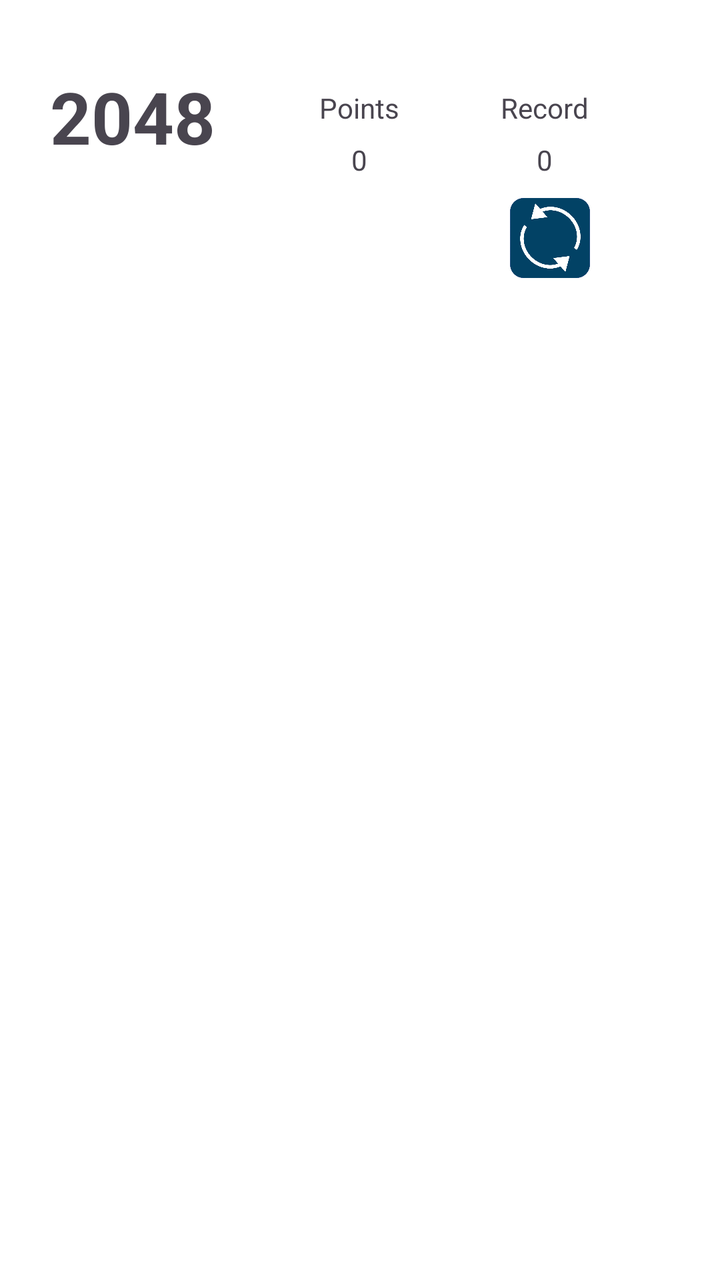
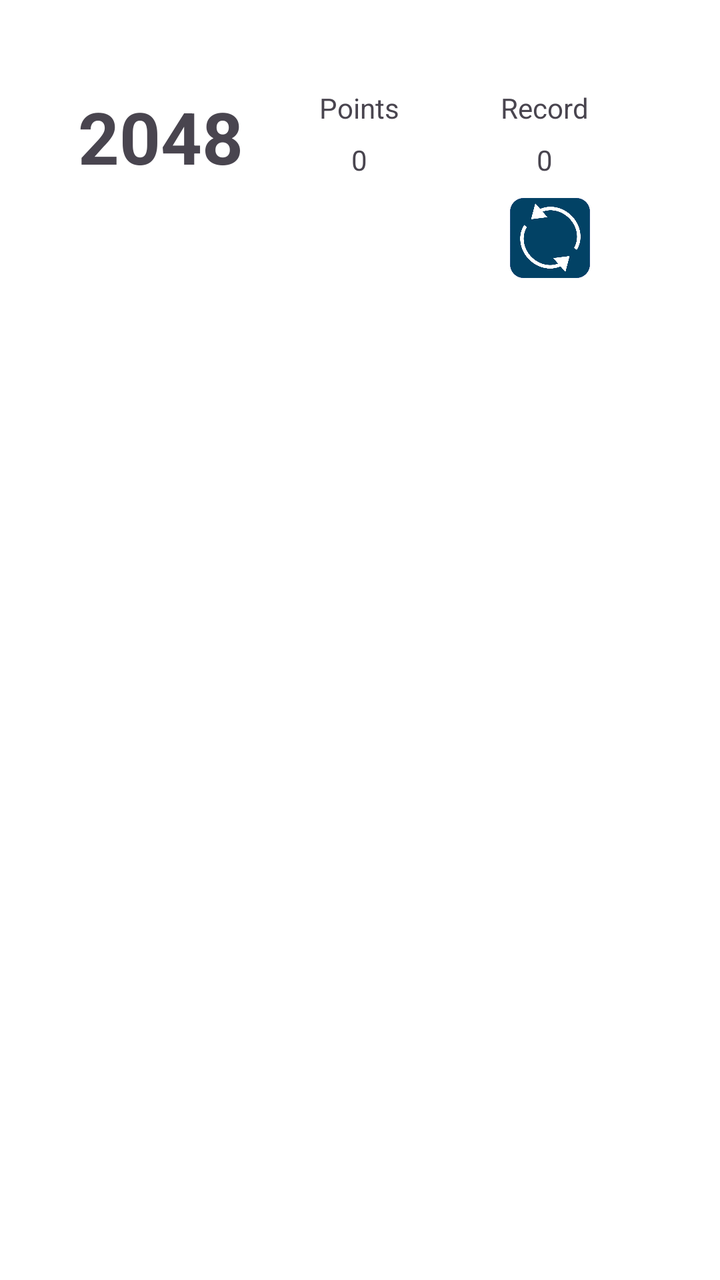

Before-and-after screenshots of an Android layout around one commit, followed by the original layout XML and the change that was made.
<!-- AndroidManifest.xml: application theme AppTheme -->
<!-- res/layout/activity_game.xml -->
<?xml version="1.0" encoding="utf-8"?>
<androidx.drawerlayout.widget.DrawerLayout xmlns:android="http://schemas.android.com/apk/res/android"
    xmlns:app="http://schemas.android.com/apk/res-auto"
    xmlns:tools="http://schemas.android.com/tools"
    android:id="@+id/drawer_layout"
    android:layout_width="match_parent"
    android:layout_height="match_parent"
    android:fitsSystemWindows="true"
    tools:openDrawer="start">

    <androidx.coordinatorlayout.widget.CoordinatorLayout xmlns:android="http://schemas.android.com/apk/res/android"
        xmlns:app="http://schemas.android.com/apk/res-auto"
        xmlns:tools="http://schemas.android.com/tools"
        android:layout_width="match_parent"
        android:layout_height="match_parent"
        android:fitsSystemWindows="true"
        tools:context="org.lyi.puzzles.activities.GameActivity">

        <RelativeLayout
            android:layout_width="match_parent"
            android:layout_height="match_parent"
        >

            <LinearLayout
                android:layout_width="match_parent"
                android:layout_height="match_parent"
                android:orientation="vertical">

                <RelativeLayout
                    android:layout_width="match_parent"
                    android:layout_height="139dp">

                    <ImageButton
                        android:id="@+id/restartButton"
                        android:layout_width="40dp"
                        android:layout_height="40dp"
                        android:layout_alignParentBottom="true"
                        android:layout_alignParentEnd="true"
                        android:layout_alignParentLeft="false"
                        android:layout_alignParentRight="false"
                        android:layout_alignParentStart="false"
                        android:layout_alignParentTop="false"
                        android:layout_marginEnd="65dp"
                        android:adjustViewBounds="true"
                        android:padding="0dp"
                        android:scaleType="fitCenter"
                        app:srcCompat="@drawable/restartbutton" />

                    <ImageButton
                        android:id="@+id/undoButton"
                        android:layout_width="40dp"
                        android:layout_height="40dp"
                        android:layout_alignParentBottom="true"
                        android:layout_centerHorizontal="true"
                        android:adjustViewBounds="true"
                        android:padding="0dp"
                        android:scaleType="fitCenter"
                        android:visibility="invisible"
                        app:srcCompat="@drawable/undobutton" />

                    <RelativeLayout
                        android:layout_width="85dp"
                        android:layout_height="50dp"
                        android:layout_alignParentEnd="true"
                        android:layout_centerVertical="true"
                        android:layout_marginEnd="45dp">

                        <TextView
                            android:layout_width="wrap_content"
                            android:layout_height="wrap_content"
                            android:layout_alignParentTop="true"
                            android:layout_centerHorizontal="true"
                            android:text="@string/Record_Button" />

                        <TextView
                            android:id="@+id/record"
                            android:layout_width="wrap_content"
                            android:layout_height="wrap_content"
                            android:layout_alignParentBottom="true"
                            android:layout_centerHorizontal="true"
                            android:layout_marginBottom="5dp"
                            android:text="0"
                            android:textAlignment="center" />
                    </RelativeLayout>

                    <TextView
                        android:layout_width="wrap_content"
                        android:layout_height="wrap_content"
                        android:layout_alignParentStart="true"
                        android:layout_alignParentTop="true"
                        android:layout_marginStart="25dp"
                        android:layout_marginTop="34dp"
                        android:text="2048"
                        android:textSize="36sp"
                        android:textStyle="bold" />

                    <RelativeLayout
                        android:layout_width="85dp"
                        android:layout_height="50dp"
                        android:layout_centerInParent="true">

                        <TextView
                            android:layout_width="wrap_content"
                            android:layout_height="wrap_content"
                            android:layout_alignParentTop="true"
                            android:layout_centerHorizontal="true"
                            android:text="@string/Points_Button" />

                        <TextView
                            android:id="@+id/points"
                            android:layout_width="wrap_content"
                            android:layout_height="wrap_content"
                            android:layout_alignParentBottom="true"
                            android:layout_centerHorizontal="true"
                            android:layout_marginBottom="5dp"
                            android:text="0"
                            android:textAlignment="center" />
                    </RelativeLayout>

                </RelativeLayout>

                <RelativeLayout
                    android:id="@+id/touch_field"
                    android:layout_width="match_parent"
                    android:layout_height="match_parent">

                    <RelativeLayout
                        android:id="@+id/number_field_background"
                        android:layout_width="match_parent"
                        android:layout_height="match_parent"
                        android:layout_alignParentTop="true"
                        android:layout_centerHorizontal="true"
                        android:layout_margin="10dp">

                    </RelativeLayout>

                    <RelativeLayout
                        android:id="@+id/number_field"
                        android:layout_width="match_parent"
                        android:layout_height="match_parent"
                        android:layout_alignParentTop="true"
                        android:layout_centerHorizontal="true"
                        android:layout_margin="10dp">

                    </RelativeLayout>

                </RelativeLayout>


            </LinearLayout>
        </RelativeLayout>

    </androidx.coordinatorlayout.widget.CoordinatorLayout>

</androidx.drawerlayout.widget.DrawerLayout>
<!-- resources referenced by this layout -->
<resources>
  <!-- drawable restartbutton: png bitmap (drawable, 15885 bytes) -->
  <!-- drawable undobutton: png bitmap (drawable, 10553 bytes) -->
  <string name="Points_Button">Points</string>
  <string name="Record_Button">Record</string>
  <style name="AppTheme" parent="Theme.Material3.Light">
          
          <item name="windowActionBar">true</item>
          <item name="actionBarStyle">@style/ThemeOverlay.Material3.Dark.ActionBar</item>
          <item name="colorPrimary">@color/colorPrimary</item>
          <item name="colorPrimaryDark">@color/colorPrimaryDark</item>
          <item name="colorAccent">@color/colorAccent</item>
          <item name="android:windowBackground">@color/white</item>
          
          <item name="colorPrimaryContainer">@color/light_blue_100</item>
          <item name="colorOnPrimaryContainer">@color/black</item>
          <item name="colorSecondary">@color/blue_grey_500</item>
          <item name="colorSecondaryContainer">@color/blue_grey_100</item>
          <item name="colorOnSecondaryContainer">@color/blue_grey_900</item>
          <item name="colorSurfaceVariant">@color/light_blue_50</item>
          <item name="colorOnSurfaceVariant">@color/blue_grey_700</item>
      </style>
  <color name="colorPrimary">#2196F3</color>
  <color name="colorPrimaryDark">#1976D2</color>
  <color name="colorAccent">#1E88E5</color>
  <color name="white">#ffffff</color>
  <color name="light_blue_100">#BBDEFB</color>
  <color name="black">#000000</color>
  <color name="blue_grey_500">#607D8B</color>
  <color name="blue_grey_100">#CFD8DC</color>
  <color name="blue_grey_900">#263238</color>
  <color name="light_blue_50">#E3F2FD</color>
  <color name="blue_grey_700">#455A64</color>
</resources>

<!-- the commit's change to res/layout/activity_game.xml (unified diff, before → after) -->
@@ -8,9 +8,7 @@
     android:fitsSystemWindows="true"
     tools:openDrawer="start">
 
-    <androidx.coordinatorlayout.widget.CoordinatorLayout xmlns:android="http://schemas.android.com/apk/res/android"
-        xmlns:app="http://schemas.android.com/apk/res-auto"
-        xmlns:tools="http://schemas.android.com/tools"
+    <androidx.coordinatorlayout.widget.CoordinatorLayout
         android:layout_width="match_parent"
         android:layout_height="match_parent"
         android:fitsSystemWindows="true"
@@ -88,8 +86,8 @@
                         android:layout_height="wrap_content"
                         android:layout_alignParentStart="true"
                         android:layout_alignParentTop="true"
-                        android:layout_marginStart="25dp"
-                        android:layout_marginTop="34dp"
+                        android:layout_marginStart="39dp"
+                        android:layout_marginTop="44dp"
                         android:text="2048"
                         android:textSize="36sp"
                         android:textStyle="bold" />
